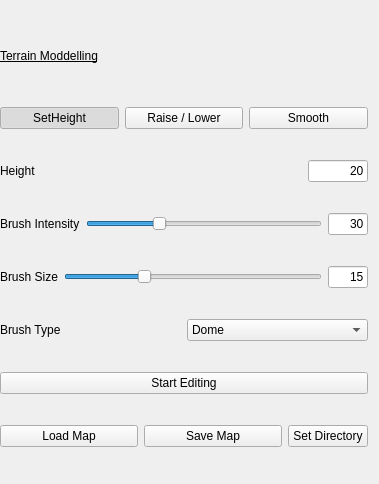
This is asset_collector_tool/qsf_editor/tools/TerrainEditToolbox.ui in KillerConsti/EditorTools as Qt 5 draws it before an edit. The edited form follows.
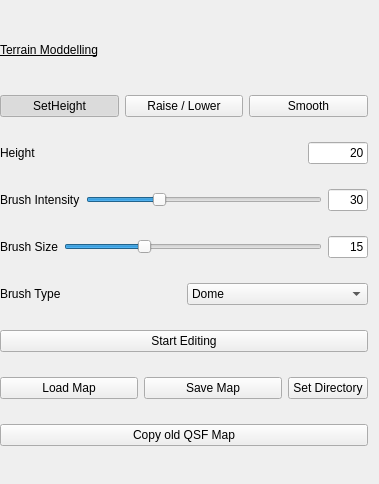
This is the edited form.

The edit to the form file:
```diff
--- a/asset_collector_tool/qsf_editor/tools/TerrainEditToolbox.ui
+++ b/asset_collector_tool/qsf_editor/tools/TerrainEditToolbox.ui
@@ -308,6 +308,13 @@
      </item>
     </layout>
    </item>
+   <item>
+    <widget class="QPushButton" name="CopyQSFMAP">
+     <property name="text">
+      <string>Copy old QSF Map</string>
+     </property>
+    </widget>
+   </item>
   </layout>
  </widget>
  <resources/>
```
